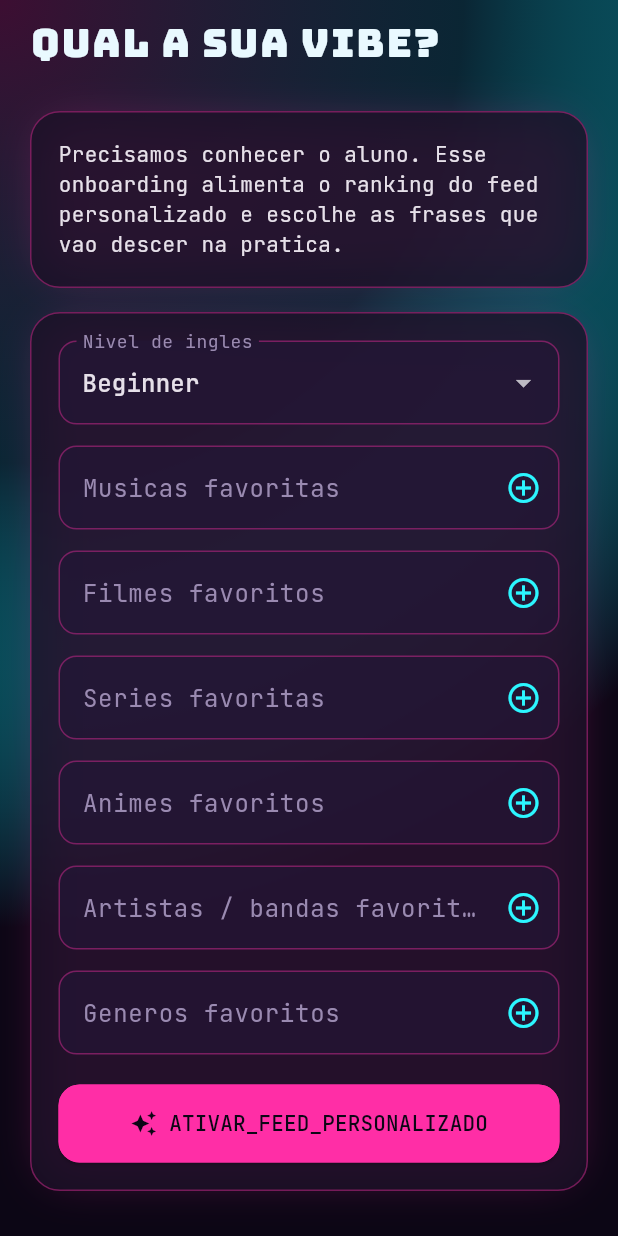
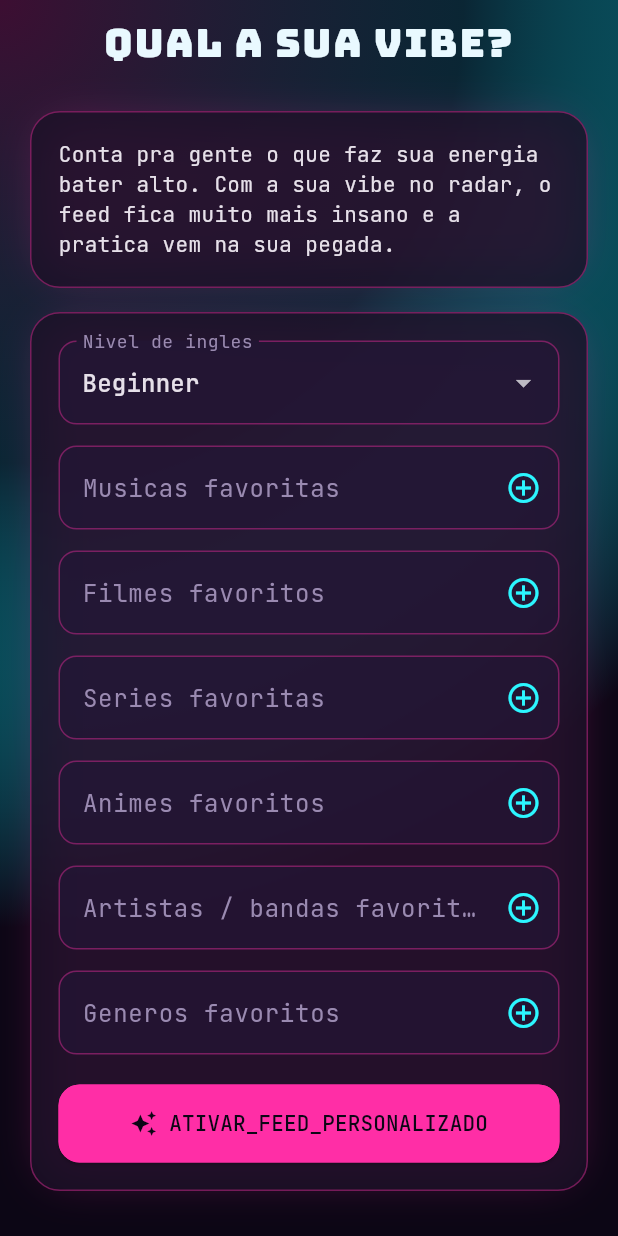
Before and after one commit to bragaus/vibe-studying, a Flutter app: the OnboardingScreen screen opened by its route, on a phone screen of 412 x 824 dp. Run offline on Flutter 3.47's test engine with Material 3 defaults, Android fonts, the phone set to English and light mode, and no system bars; our stand-ins replace dio, flutter_riverpod, flutter_secure_storage, go_router, google_fonts, speech_to_text; missing offline and left inert: file_selector; accounts and stored records are empty.

Commit message:
melhorando interface do mobile

```diff
--- a/mobile/lib/features/auth/auth_screens.dart
+++ b/mobile/lib/features/auth/auth_screens.dart
@@ -246,7 +246,7 @@ class _LoginScreenState extends ConsumerState<LoginScreen> {
     final apiBaseUrl = ref.watch(apiBaseUrlControllerProvider);
 
     return HudScaffold(
-      title: 'SYSTEM_LOGIN',
+      title: 'Entrar na vibe',
       actions: const [_BackendConfigButton()],
       child: Padding(
         padding: const EdgeInsets.all(20),
--- a/mobile/lib/features/feed/feed_screen.dart
+++ b/mobile/lib/features/feed/feed_screen.dart
@@ -50,16 +50,9 @@ class FeedScreen extends ConsumerWidget {
     return HudScaffold(
       child: Column(
         children: [
-          Padding(
-            padding: const EdgeInsets.fromLTRB(20, 12, 20, 8),
-            child: Row(
-              children: [
-                Expanded(
-                  child: Text(
-                    'Vibe_Studying',
-                    style: Theme.of(context).textTheme.headlineMedium,
-                  ),
-                ),
+          HudHeaderBar(
+            title: 'Vibe_Studying',
+            actions: [
               _ProfilePhotoButton(
                 imagePath: profilePhotoPath,
                 onPressed: () => _pickProfilePhoto(context, ref),
@@ -76,7 +69,6 @@ class FeedScreen extends ConsumerWidget {
                 icon: const Icon(Icons.logout, color: AppPalette.foreground),
               ),
             ],
-            ),
           ),
           Expanded(
             child: RefreshIndicator(
--- a/mobile/lib/features/onboarding/onboarding_screen.dart
+++ b/mobile/lib/features/onboarding/onboarding_screen.dart
@@ -131,7 +131,7 @@ class _OnboardingScreenState extends ConsumerState<OnboardingScreen> {
         children: [
           const HudPanel(
             child: Text(
-                'Precisamos conhecer o aluno. Esse onboarding alimenta o ranking do feed personalizado e escolhe as frases que vao descer na pratica.'),
+                'Conta pra gente o que faz sua energia bater alto. Com a sua vibe no radar, o feed fica muito mais insano e a pratica vem na sua pegada.'),
           ),
           const SizedBox(height: 16),
           HudPanel(
--- a/mobile/lib/shared/hud.dart
+++ b/mobile/lib/shared/hud.dart
@@ -31,21 +31,7 @@ class HudScaffold extends StatelessWidget {
         child: SafeArea(
           child: Column(
             children: [
-              if (title != null)
-                Padding(
-                  padding: const EdgeInsets.fromLTRB(20, 12, 20, 8),
-                  child: Row(
-                    children: [
-                      Expanded(
-                        child: Text(
-                          title!,
-                          style: Theme.of(context).textTheme.headlineMedium,
-                        ),
-                      ),
-                      ...?actions,
-                    ],
-                  ),
-                ),
+              if (title != null) HudHeaderBar(title: title!, actions: actions),
               Expanded(child: child),
             ],
           ),
@@ -55,8 +41,52 @@ class HudScaffold extends StatelessWidget {
   }
 }
 
+class HudHeaderBar extends StatelessWidget {
+  const HudHeaderBar({
+    super.key,
+    required this.title,
+    this.actions,
+  });
+
+  final String title;
+  final List<Widget>? actions;
+
+  @override
+  Widget build(BuildContext context) {
+    final headerActions = actions ?? const <Widget>[];
+    final actionSlotWidth = headerActions.length * 56.0;
+
+    return Padding(
+      padding: const EdgeInsets.fromLTRB(20, 12, 20, 8),
+      child: Row(
+        children: [
+          SizedBox(width: actionSlotWidth),
+          Expanded(
+            child: Text(
+              title,
+              textAlign: TextAlign.center,
+              style: Theme.of(context).textTheme.headlineMedium,
+            ),
+          ),
+          SizedBox(
+            width: actionSlotWidth,
+            child: Align(
+              alignment: Alignment.centerRight,
+              child:
+                  Row(mainAxisSize: MainAxisSize.min, children: headerActions),
+            ),
+          ),
+        ],
+      ),
+    );
+  }
+}
+
 class HudPanel extends StatelessWidget {
-  const HudPanel({super.key, required this.child, this.padding = const EdgeInsets.all(18)});
+  const HudPanel(
+      {super.key,
+      required this.child,
+      this.padding = const EdgeInsets.all(18)});
 
   final Widget child;
   final EdgeInsets padding;
@@ -95,7 +125,8 @@ class NeonButton extends StatelessWidget {
   @override
   Widget build(BuildContext context) {
     final background = isPrimary ? AppPalette.neonPink : Colors.transparent;
-    final foreground = isPrimary ? AppPalette.background : AppPalette.foreground;
+    final foreground =
+        isPrimary ? AppPalette.background : AppPalette.foreground;
     final borderColor = isPrimary ? AppPalette.neonPink : AppPalette.neonCyan;
 
     return SizedBox(
@@ -107,7 +138,8 @@ class NeonButton extends StatelessWidget {
           foregroundColor: foreground,
           side: BorderSide(color: borderColor),
           padding: const EdgeInsets.symmetric(vertical: 16, horizontal: 18),
-          shape: RoundedRectangleBorder(borderRadius: BorderRadius.circular(14)),
+          shape:
+              RoundedRectangleBorder(borderRadius: BorderRadius.circular(14)),
         ),
         icon: icon == null ? const SizedBox.shrink() : Icon(icon, size: 18),
         label: Text(label),
@@ -117,7 +149,8 @@ class NeonButton extends StatelessWidget {
 }
 
 class HudTag extends StatelessWidget {
-  const HudTag({super.key, required this.label, this.color = AppPalette.neonCyan});
+  const HudTag(
+      {super.key, required this.label, this.color = AppPalette.neonCyan});
 
   final String label;
   final Color color;
```
Also changed, not shown: 2 other files. Lines whose indentation alone changed are shown as unchanged.
